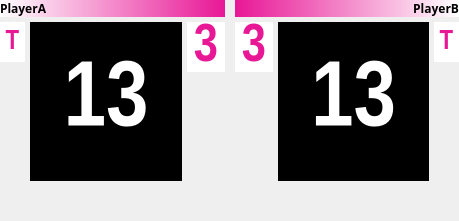
Before: the Qt Designer form scoreboardform.ui in xiaoyuanyangxu/sportroom-qt, drawn with Qt 5.
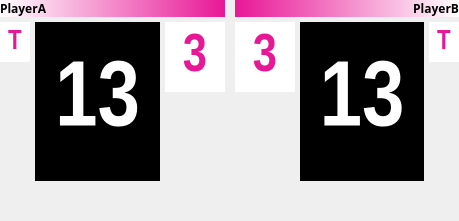
After: the same form once the commit is applied.

Patch:
```diff
--- a/scoreboardform.ui
+++ b/scoreboardform.ui
@@ -89,8 +89,8 @@
           <widget class="QLabel" name="playerATimeOutLabel">
            <property name="minimumSize">
             <size>
-             <width>20</width>
-             <height>30</height>
+             <width>30</width>
+             <height>40</height>
             </size>
            </property>
            <property name="maximumSize">
@@ -206,8 +206,8 @@
           <widget class="QLabel" name="playerAGamePointLabel">
            <property name="minimumSize">
             <size>
-             <width>35</width>
-             <height>50</height>
+             <width>60</width>
+             <height>70</height>
             </size>
            </property>
            <property name="maximumSize">
@@ -300,8 +300,8 @@
           <widget class="QLabel" name="playerBGamePointLabel">
            <property name="minimumSize">
             <size>
-             <width>35</width>
-             <height>50</height>
+             <width>60</width>
+             <height>70</height>
             </size>
            </property>
            <property name="maximumSize">
@@ -426,8 +426,8 @@
           <widget class="QLabel" name="playerBTimeOutLabel">
            <property name="minimumSize">
             <size>
-             <width>20</width>
-             <height>30</height>
+             <width>30</width>
+             <height>40</height>
             </size>
            </property>
            <property name="maximumSize">
```
Left out of the diff: 3 changed lines with no effect on the pictures.
